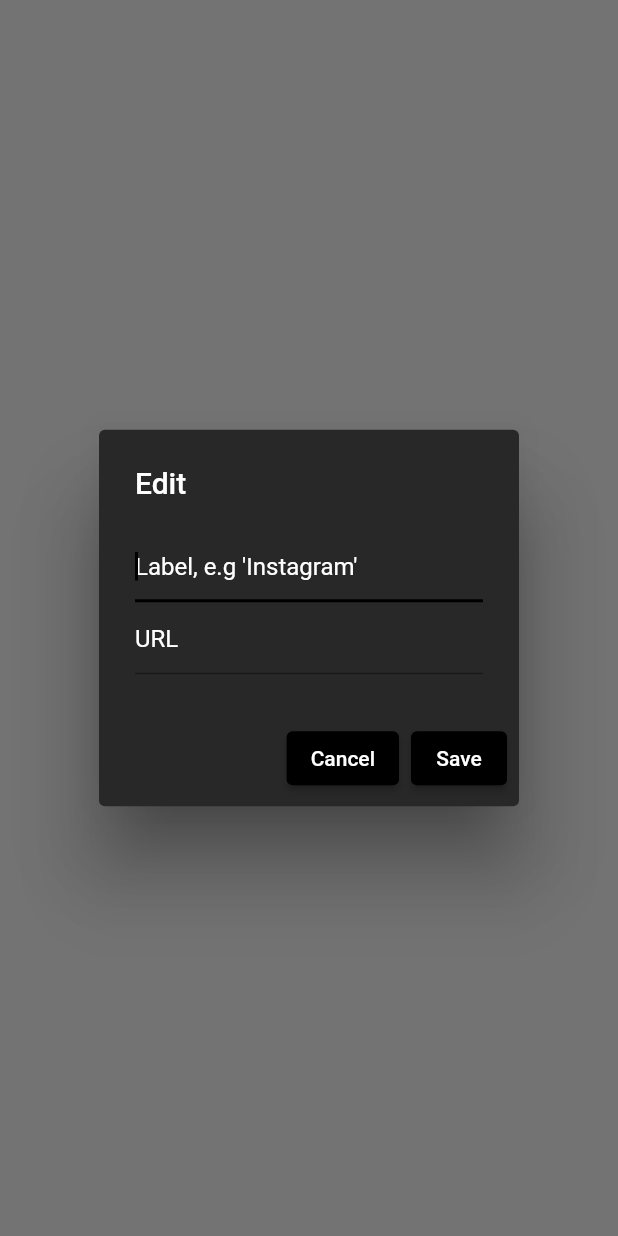
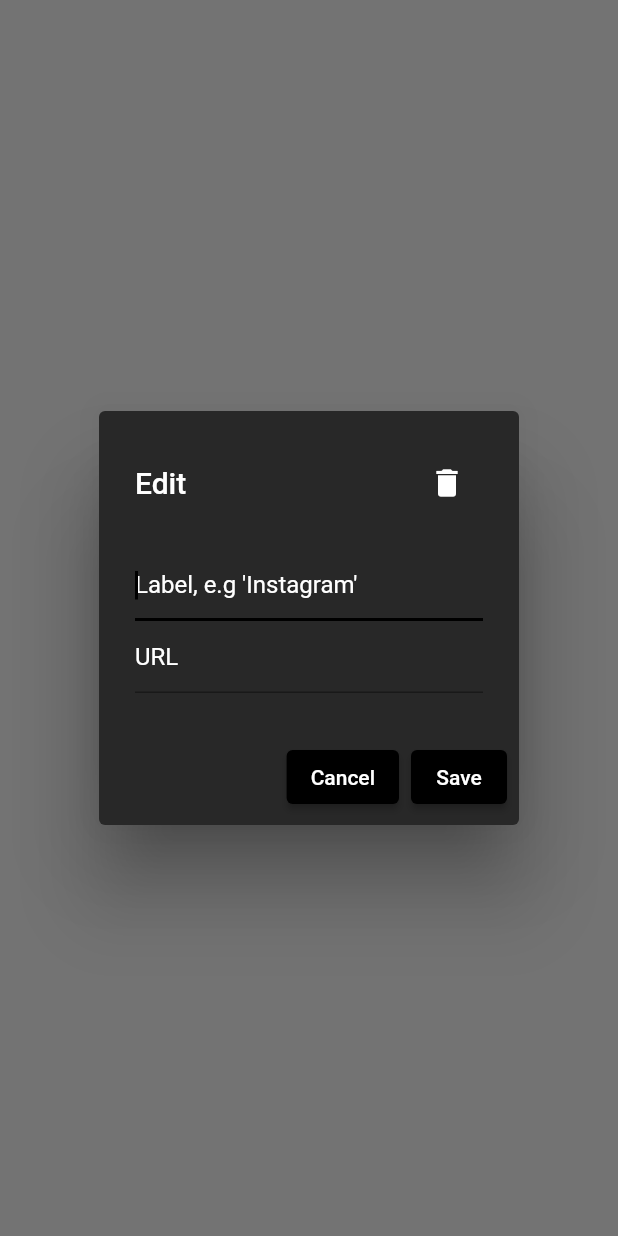
Before and after one commit to BenGroll/RaveStreamRadio, a Flutter app: the LinkEditingDialog widget shown alone on an empty page, opened directly with empty values, after a tap on "Add new Link", on a phone screen of 412 x 824 dp. Run offline on Flutter 3.47's test engine with Material 2 defaults, Android fonts, the phone set to English and light mode, and no system bars; our stand-ins replace auto_size_text, beamer, cloud_firestore, dropdown_search, firebase_core, firebase_database and 4 more; missing offline and left inert: auto_size_text_field, flutter_paypal; accounts and stored records are empty; network calls fail.

Commit message:
Link button works.

```diff
--- a/lib/commonwidgets.dart
+++ b/lib/commonwidgets.dart
@@ -1112,6 +1112,7 @@
             ValueNotifier<String> title = ValueNotifier<String>("");
             ValueNotifier<String> url = ValueNotifier<String>("");
             await showDialog(
+                barrierDismissible: false,
                 context: context,
                 builder: (context) =>
                     _SingleLinkEditDialog(title: title, url: url));
@@ -1127,25 +1128,36 @@
           child: Text("Add new Link", style: TextStyle(color: Colors.white)))
     ];
     int i = 0;
-    for(int i = 0; i < links.value.length; i++) {
+    for (int i = 0; i < links.value.length; i++) {
       widgets.add(ListTile(
-          title: Text(links.value[i].title, style: TextStyle(color: Colors.white)),
+          title:
+              Text(links.value[i].title, style: TextStyle(color: Colors.white)),
           trailing: Text("$i", style: TextStyle(color: Colors.white)),
           onTap: () async {
             int index = i;
-            ValueNotifier<String> title = ValueNotifier<String>(links.value[i].title);
-            ValueNotifier<String> url = ValueNotifier<String>(links.value[i].url);
+            ValueNotifier<String> title =
+                ValueNotifier<String>(links.value[i].title);
+            ValueNotifier<String> url =
+                ValueNotifier<String>(links.value[i].url);
             await showDialog(
+                barrierDismissible: false,
                 context: context,
                 builder: (context) =>
                     _SingleLinkEditDialog(title: title, url: url));
             if (url.value.isNotEmpty) {
               List<dbc.Link> linkbuffer = links.value;
+              if (title.value == "DeleteThisLink-12345678912062g53f4v8p0h" &&
+                  url.value == "DeleteThisLink-12345678912062g53f4v8p0h") {
+                linkbuffer.removeAt(i);
+                links.value = linkbuffer;
+                links.notifyListeners();
+              } else {
                 linkbuffer[i] = dbc.Link(
                     title: title.value.isEmpty ? "Link" : title.value,
                     url: url.value);
                 links.value = linkbuffer;
                 links.notifyListeners();
+              }
             }
           }));
     }
@@ -1177,6 +1189,7 @@
         TextButton(
             child: Text("Save", style: TextStyle(color: Colors.white)),
             onPressed: () {
+              print(currentLinkList.value);
               to_Notify.value = currentLinkList.value;
               Navigator.of(context).pop();
               to_Notify.notifyListeners();
@@ -1197,9 +1210,21 @@
     String urlS = url.value;
     return AlertDialog(
       backgroundColor: cl.lighterGrey,
-      title: Text(
-          (title != "" || url != "") ? "Edit ${titleS}" : "Add new Link",
+      title: Row(
+        mainAxisAlignment: MainAxisAlignment.spaceBetween,
+        children: [
+          Text((title != "" || url != "") ? "Edit ${titleS}" : "Add new Link",
               style: TextStyle(color: Colors.white)),
+          IconButton(
+            icon: Icon(Icons.delete, color: Colors.white),
+            onPressed: () {
+              title.value = "DeleteThisLink-12345678912062g53f4v8p0h";
+              url.value = "DeleteThisLink-12345678912062g53f4v8p0h";
+              Navigator.of(context).pop();
+            },
+          )
+        ],
+      ),
       content: Column(
         mainAxisSize: MainAxisSize.min,
         children: [
@@ -1216,7 +1241,7 @@
             maxLines: null,
           ),
           TextFormField(
-            initialValue: title.value,
+            initialValue: urlS,
             autofocus: true,
             style: TextStyle(color: Colors.white),
             decoration: InputDecoration(
--- a/lib/screens/managecalendarscreen.dart
+++ b/lib/screens/managecalendarscreen.dart
@@ -639,7 +639,7 @@
                       onTap: () async {
                         await showDialog(
                           context: context,
-                          barrierDismissible: true,
+                          barrierDismissible: false,
                           builder: (context) => cw.LinkEditingDialog(to_Notify: links)
                         );
                       },
```
Also changed, not shown: 1 other file. Lines whose indentation alone changed are shown as unchanged.
